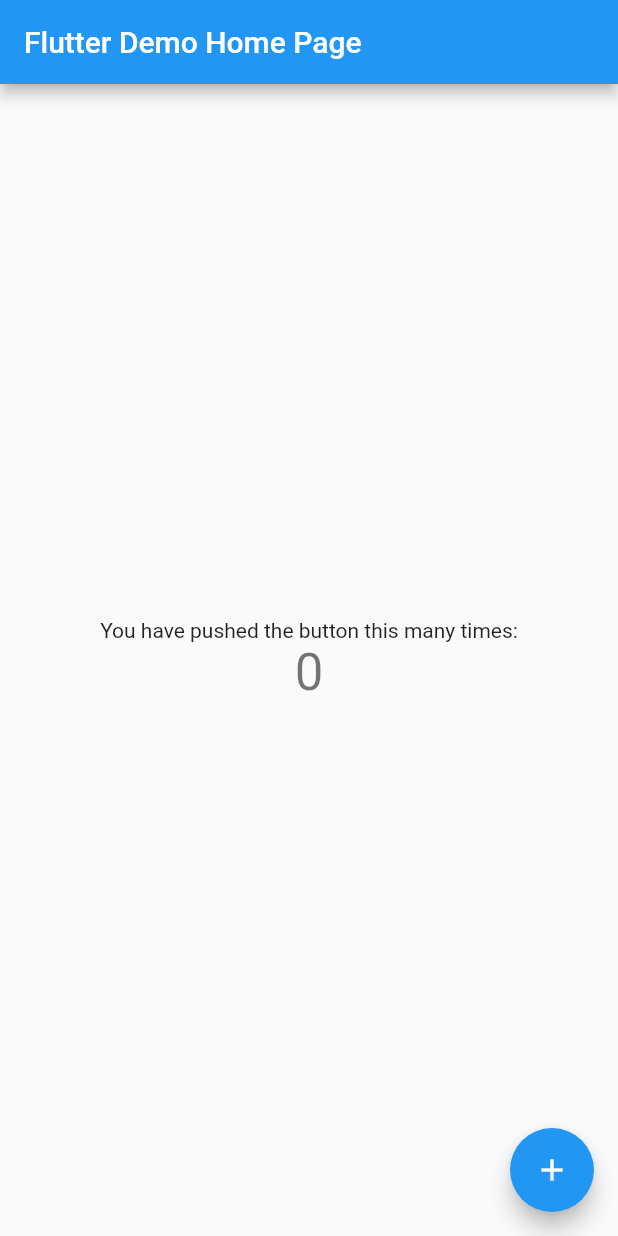
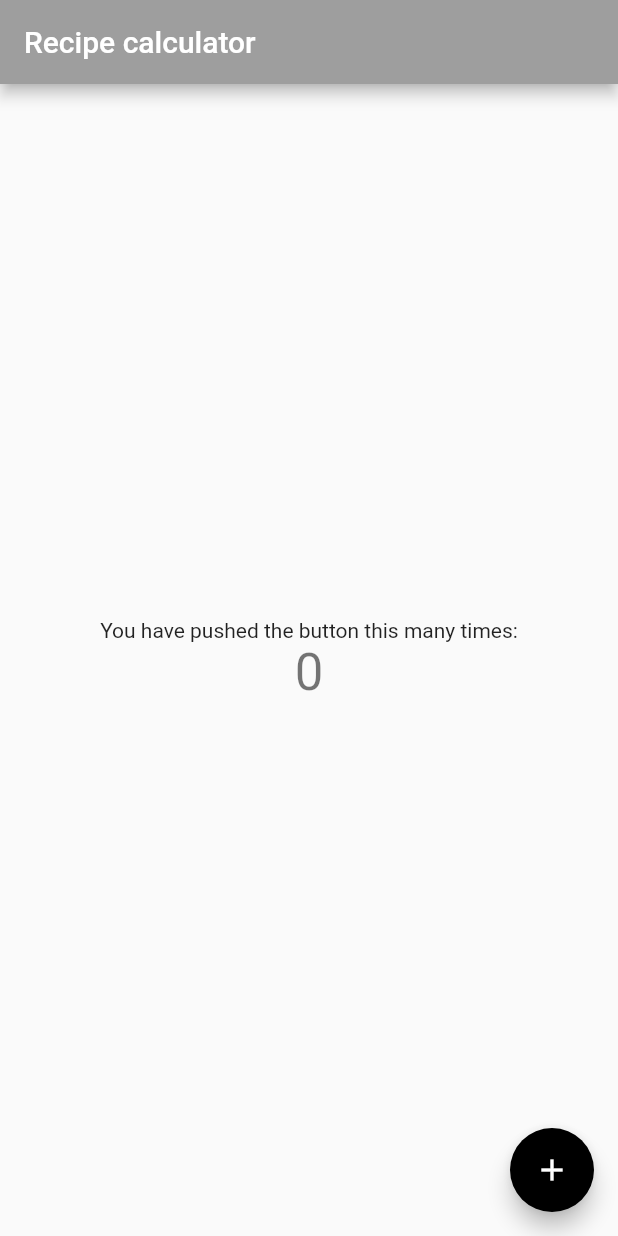
Before and after one commit to psstoyanov/recipes, a Flutter app: the screen it shows after launch, on a phone screen of 412 x 824 dp. Run offline on Flutter 3.47's test engine with Material 2 defaults, Android fonts, the phone set to English and light mode, and no system bars.

Commit message:
Add customizable theme

```diff
--- a/lib/main.dart
+++ b/lib/main.dart
@@ -10,21 +10,16 @@ class RecipeApp extends StatelessWidget {
   // This widget is the root of your application.
   @override
   Widget build(BuildContext context) {
+    final ThemeData theme = ThemeData();
     return MaterialApp(
-      title: 'Flutter Demo',
-      theme: ThemeData(
-        // This is the theme of your application.
-        //
-        // Try running your application with "flutter run". You'll see the
-        // application has a blue toolbar. Then, without quitting the app, try
-        // changing the primarySwatch below to Colors.green and then invoke
-        // "hot reload" (press "r" in the console where you ran "flutter run",
-        // or simply save your changes to "hot reload" in a Flutter IDE).
-        // Notice that the counter didn't reset back to zero; the application
-        // is not restarted.
-        primarySwatch: Colors.blue,
+      title: 'Recipe Calculator',
+      theme: theme.copyWith(
+        colorScheme: theme.colorScheme.copyWith(
+          primary: Colors.grey,
+          secondary: Colors.black,
+        ),
       ),
-      home: const MyHomePage(title: 'Flutter Demo Home Page'),
+      home: const MyHomePage(title: 'Recipe calculator'),
     );
   }
 }
```
